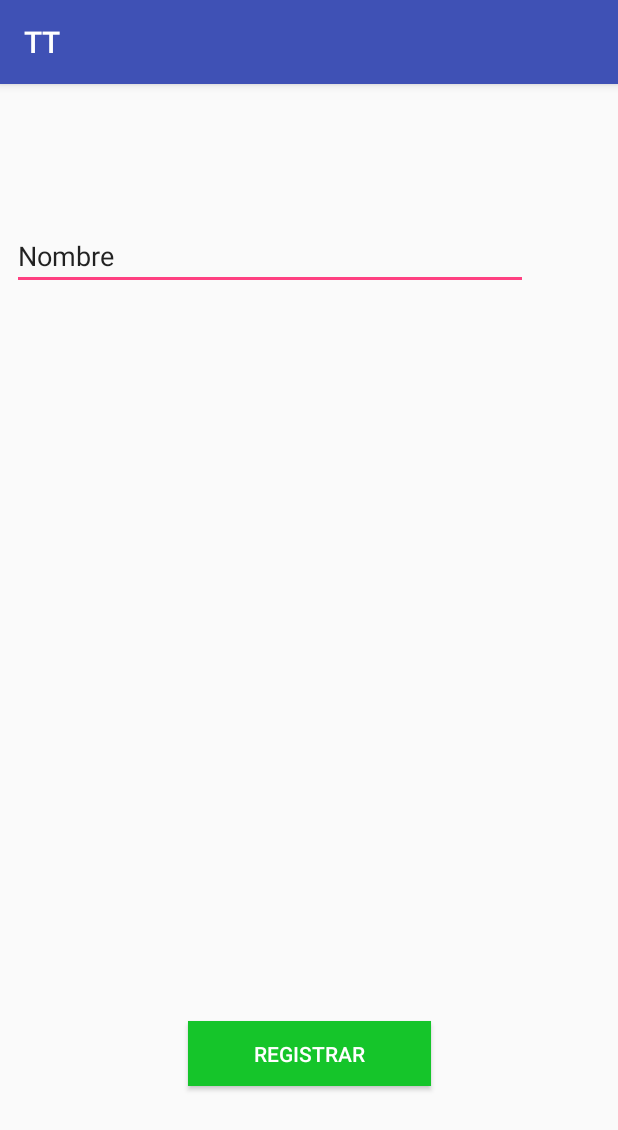
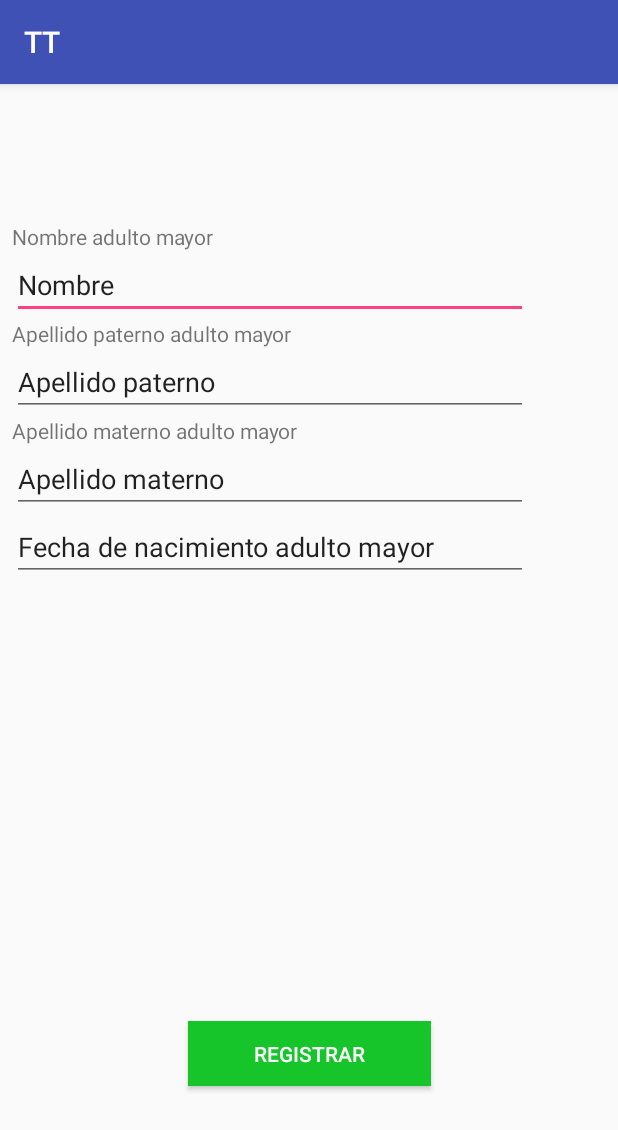
Before and after one commit to Conkertafolla/TT, an Android app: the registrarAdulto screen opened directly, with no data from a screen before it, on a phone screen of 412 x 824 dp. Shown: the top 1130 px of the screen. Run offline under Robolectric (Android 15) with nearby library versions, the phone set to English and light mode, and no system bars; 1 statement that could not run was skipped.

Commit message:
Ya hace la trancision

```diff
--- a/app/src/main/java/com/example/conke/tt/menu.java
+++ b/app/src/main/java/com/example/conke/tt/menu.java
@@ -1,14 +1,27 @@
 package com.example.conke.tt;
 
+import android.content.Intent;
 import android.support.v7.app.AppCompatActivity;
 import android.os.Bundle;
+import android.view.View;
+import android.widget.Button;
 
 public class menu extends AppCompatActivity {
-
+Button gestionarAdultos;
     @Override
     protected void onCreate(Bundle savedInstanceState) {
         super.onCreate(savedInstanceState);
         setTitle("Menu principal");
         setContentView(R.layout.activity_menu);
+        gestionarAdultos = findViewById(R.id.gestionarAdultos);
+        gestionarAdultos.setOnClickListener(new View.OnClickListener() {
+            @Override
+            public void onClick(View view) {
+                Intent i = new Intent(menu.this, registrarAdulto.class);
+                startActivity(i);
+            }
+        });
+
     }
+
 }
--- a/app/src/main/java/com/example/conke/tt/registrarAdulto.java
+++ b/app/src/main/java/com/example/conke/tt/registrarAdulto.java
@@ -1,13 +1,43 @@
 package com.example.conke.tt;
 
+import android.app.DatePickerDialog;
+import android.os.Build;
+import android.support.annotation.RequiresApi;
 import android.support.v7.app.AppCompatActivity;
 import android.os.Bundle;
+import android.view.View;
+import android.widget.CalendarView;
+import android.widget.DatePicker;
+import android.widget.EditText;
+
+import java.util.Calendar;
 
 public class registrarAdulto extends AppCompatActivity {
-
+    EditText fechaNac;
+    private int dia,mes,ano;
     @Override
     protected void onCreate(Bundle savedInstanceState) {
         super.onCreate(savedInstanceState);
+        fechaNac=findViewById(R.id.fecha_AM);
+        fechaNac.setOnClickListener((View.OnClickListener) this);
         setContentView(R.layout.activity_registrar_adulto);
     }
+
+    @RequiresApi(api = Build.VERSION_CODES.N)
+    public void onClick(View v){
+        if(v==fechaNac){
+            final Calendar c =Calendar.getInstance();
+            dia=c.get(Calendar.DAY_OF_MONTH);
+            mes=c.get(Calendar.MONTH);
+            ano=c.get(Calendar.YEAR);
+
+            DatePickerDialog datePickerDialog = new DatePickerDialog(this, new DatePickerDialog.OnDateSetListener(){
+                @Override
+                public void onDateSet(DatePicker view, int year, int monthOfYear, int dayOfMonth) {
+                    fechaNac.setText(dayOfMonth+"/"+(monthOfYear+1)+"/"+year);
+                }
+            },dia,mes,ano);
+            datePickerDialog.show();
+        }
+    }
 }
--- a/app/src/main/res/layout/activity_registrar_adulto.xml
+++ b/app/src/main/res/layout/activity_registrar_adulto.xml
@@ -42,15 +42,61 @@
             android:layout_height="wrap_content"
             android:orientation="vertical">
 
+            <TextView
+                android:id="@+id/textView2"
+                android:layout_width="match_parent"
+                android:layout_height="wrap_content"
+                android:text="Nombre adulto mayor" />
+
             <EditText
                 android:id="@id/nombre"
                 android:layout_width="match_parent"
                 android:layout_height="wrap_content"
                 android:ems="10"
                 android:inputType="textPersonName"
-                android:text="@string/nombre"
-                android:labelFor="@+id/nombre"/>
+                android:labelFor="@+id/nombre"
+                android:text="@string/nombre" />
+
+            <TextView
+                android:layout_width="match_parent"
+                android:layout_height="wrap_content"
+                android:text="Apellido paterno adulto mayor" />
+
+            <EditText
+                android:id="@+id/editText5"
+                android:layout_width="match_parent"
+                android:layout_height="wrap_content"
+                android:ems="10"
+                android:inputType="textPersonName"
+                android:text="Apellido paterno" />
+
+            <TextView
+                android:id="@+id/textView3"
+                android:layout_width="match_parent"
+                android:layout_height="wrap_content"
+                android:text="Apellido materno adulto mayor" />
+
+            <EditText
+                android:id="@+id/editText7"
+                android:layout_width="match_parent"
+                android:layout_height="wrap_content"
+                android:ems="10"
+                android:inputType="textPersonName"
+                android:text="Apellido materno" />
+
+            <EditText
+                android:id="@+id/fecha_AM"
+                android:layout_width="match_parent"
+                android:layout_height="wrap_content"
+                android:clickable="true"
+                android:ems="10"
+                android:focusable="false"
+                android:inputType="date"
+                android:maxLines="1"
+                android:text="Fecha de nacimiento adulto mayor" />
+
         </LinearLayout>
+
     </ScrollView>
 
 </android.support.constraint.ConstraintLayout>
```
